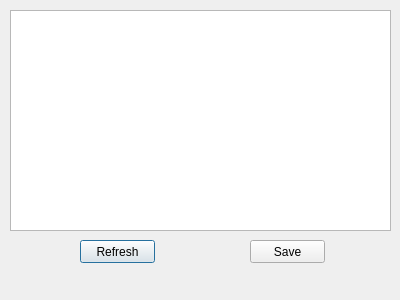
The window that design/table.ui (David-Villagrasa/DakosGameTracker) describes before a commit, drawn with Qt 5.
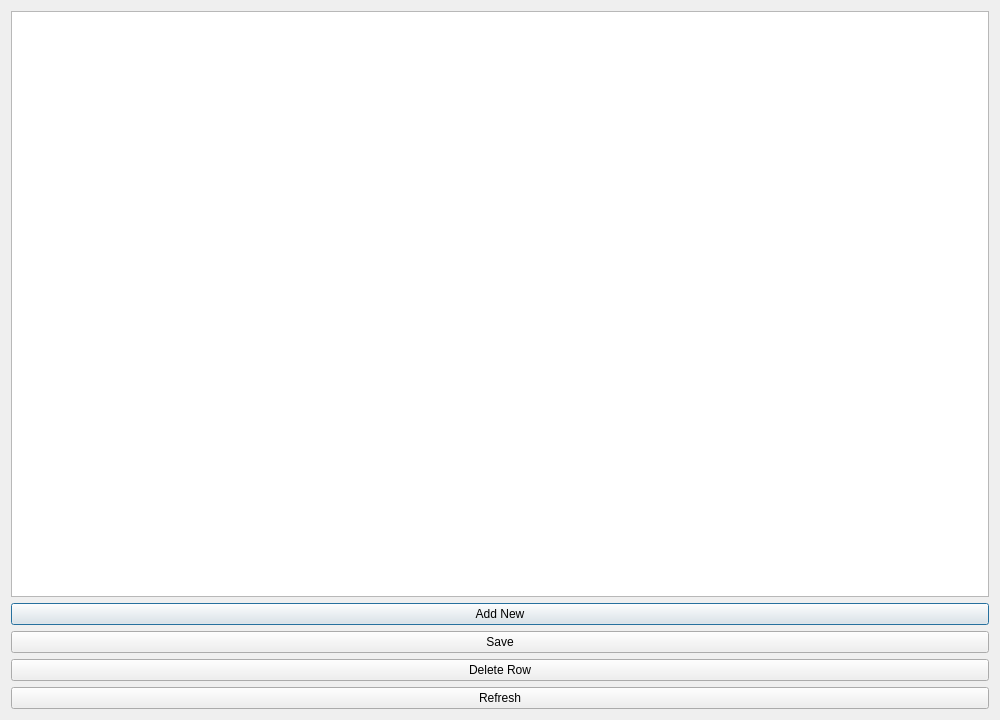
The same window after the commit.

```diff
--- a/design/table.ui
+++ b/design/table.ui
@@ -6,49 +6,52 @@
    <rect>
     <x>0</x>
     <y>0</y>
-    <width>400</width>
-    <height>300</height>
+    <width>1000</width>
+    <height>720</height>
    </rect>
   </property>
   <property name="windowTitle">
    <string>Dialog</string>
   </property>
-  <widget class="QTableWidget" name="tableWidget">
-   <property name="geometry">
-    <rect>
-     <x>10</x>
-     <y>10</y>
-     <width>381</width>
-     <height>221</height>
-    </rect>
-   </property>
-  </widget>
-  <widget class="QPushButton" name="refreshButton">
-   <property name="geometry">
-    <rect>
-     <x>80</x>
-     <y>240</y>
-     <width>75</width>
-     <height>23</height>
-    </rect>
-   </property>
+  <layout class="QVBoxLayout" name="verticalLayout">
+   <item>
+    <widget class="QTableWidget" name="tableWidget"/>
+   </item>
+   <item>
+    <widget class="QPushButton" name="addButton">
    <property name="text">
-    <string>Refresh</string>
-   </property>
-  </widget>
+      <string>Add New</string>
+     </property>
+    </widget>
+   </item>
+   <item>
   <widget class="QPushButton" name="saveButton">
-   <property name="geometry">
-    <rect>
-     <x>250</x>
-     <y>240</y>
-     <width>75</width>
-     <height>23</height>
-    </rect>
-   </property>
    <property name="text">
     <string>Save</string>
    </property>
-  </widget>
+     <property name="shortcut">
+      <string>Ctrl+S</string>
+     </property>
+    </widget>
+   </item>
+   <item>
+    <widget class="QPushButton" name="deleteRowButton">
+     <property name="text">
+      <string>Delete Row</string>
+     </property>
+    </widget>
+   </item>
+   <item>
+    <widget class="QPushButton" name="refreshButton">
+     <property name="text">
+      <string>Refresh</string>
+     </property>
+     <property name="shortcut">
+      <string>F5</string>
+     </property>
+    </widget>
+   </item>
+  </layout>
  </widget>
  <resources/>
  <connections/>
```
Lines whose indentation alone changed are shown as unchanged.
